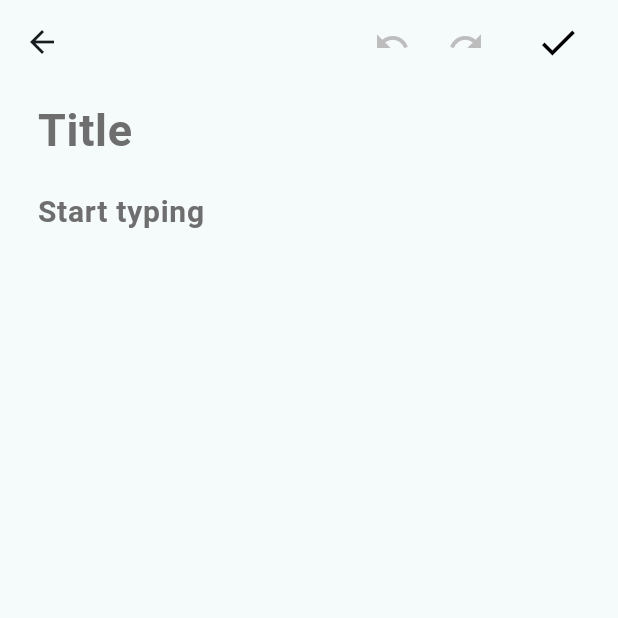
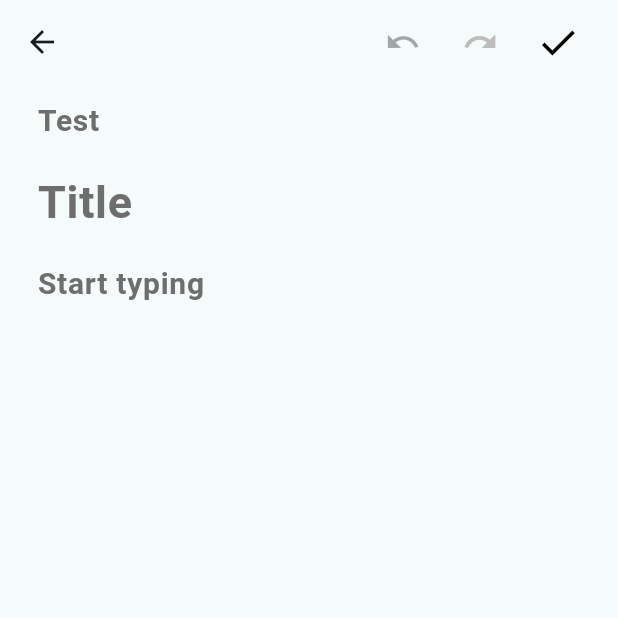
Before and after one commit to Cod3ddy/cod3ddy_pad, a Flutter app: the AddNoteScreen screen opened directly, on a phone screen of 412 x 824 dp, the top half of it. Run offline on Flutter 3.47's test engine with Material 2 defaults, Android fonts, the phone set to English and light mode, and no system bars; statements that could not run were skipped.

Commit message:
added custom testfield and button

```diff
--- /dev/null
+++ b/lib/components/button.dart
@@ -0,0 +1,42 @@
+import 'package:flutter/material.dart';
+
+class NoteHistoryButton extends StatelessWidget {
+  final UndoHistoryController undoController;
+  final Widget icon;
+  final ButtonStyle? enabledStyle;
+  final ButtonStyle? disabledStyle;
+  final Function()? onPressed;
+
+  const NoteHistoryButton({
+    required this.icon,
+    required this.undoController,
+    required this.enabledStyle,
+    required this.disabledStyle,
+    required this.onPressed,
+    super.key,
+  });
+
+  @override
+  Widget build(BuildContext context) {
+    return ValueListenableBuilder(
+      valueListenable: undoController,
+      builder: (context, value, child) {
+        return IconButton(
+            onPressed: onPressed,
+            icon: icon,
+            style: ButtonStyle(
+              iconColor: MaterialStateProperty.all(
+                (value.canUndo ? enabledStyle : disabledStyle) as Color?,
+              ),
+            ));
+      },
+    );
+  }
+
+  // TextStyle enabledStyle() {
+  //   return TextStyle();
+  // }
+  // TextStyle disabledStyle() {
+  //   return TextStyle();
+  // }
+}
--- /dev/null
+++ b/lib/components/textfield.dart
@@ -0,0 +1,42 @@
+import 'package:flutter/material.dart';
+import 'package:flutter/services.dart';
+
+class NoteTextField extends StatelessWidget {
+  final TextEditingController controller;
+  final FocusNode focusNode;
+  final UndoHistoryController undoController;
+  final InputDecoration? decoration;
+  final int? maxLines;
+  final TextStyle? textStyle;
+  final TextInputType? keyboardType;
+
+  const NoteTextField({
+    required this.controller,
+    required this.focusNode,
+    required this.undoController,
+    required this.decoration,
+    required this.maxLines,
+    required this.textStyle,
+    required this.keyboardType,
+    super.key,
+  });
+
+  // TextStyle? get enabledStyle => Theme.of(context).textTheme.bodyMedium;
+  // TextStyle? get disabledStyle =>
+  //     Theme.of(context).textTheme.bodyMedium?.copyWith(color: Colors.grey);
+
+  @override
+  Widget build(BuildContext context) {
+    return TextField(
+      maxLines: maxLines,
+      controller: controller,
+      undoController: undoController,
+      focusNode: focusNode,
+      cursorColor: const Color.fromRGBO(246, 185, 15, 1),
+      cursorRadius: const Radius.circular(10.0),
+      decoration: decoration,
+      style: textStyle,
+      keyboardType: keyboardType,
+    );
+  }
+}
--- a/lib/components/undo.dart
+++ /dev/null
@@ -1,18 +0,0 @@
-import 'package:flutter/material.dart';
-
-class UndoButton extends StatefulWidget {
-  const UndoButton({super.key});
-
-  @override
-  State<UndoButton> createState() => _UndoButtonState();
-}
-
-class _UndoButtonState extends State<UndoButton> {
-  @override
-  Widget build(BuildContext context) {
-    return const Icon(
-      Icons.undo,
-      color: Colors.grey,
-    );
-  }
-}
--- a/lib/screens/addnote.dart
+++ b/lib/screens/addnote.dart
@@ -1,3 +1,5 @@
+import 'package:cod3ddy_pad/components/button.dart';
+import 'package:cod3ddy_pad/components/textfield.dart';
 import 'package:flutter/material.dart';
 
 class AddNoteScreen extends StatefulWidget {
@@ -9,6 +11,12 @@ class AddNoteScreen extends StatefulWidget {
 
 class _AddNoteScreenState extends State<AddNoteScreen> {
   late TextEditingController title, content;
+  final FocusNode _focusNode = FocusNode();
+  final UndoHistoryController _undoController = UndoHistoryController();
+
+  get enabledStyle => null;
+
+  get disabledStyle => null;
 
   @override
   void initState() {
@@ -27,9 +35,12 @@ class _AddNoteScreenState extends State<AddNoteScreen> {
             SizedBox(
               width: MediaQuery.of(context).size.width * 0.4,
             ),
-            Icon(
-              Icons.undo,
-              color: Colors.grey.shade400,
+            NoteHistoryButton(
+              icon: const Icon(Icons.undo),
+              undoController: _undoController,
+              enabledStyle: enabledStyle,
+              disabledStyle: disabledStyle,
+              onPressed: _undoController.undo(),
             ),
             SizedBox(
               width: MediaQuery.of(context).size.width * 0.001,
@@ -92,6 +103,29 @@ class _AddNoteScreenState extends State<AddNoteScreen> {
       padding: const EdgeInsets.symmetric(horizontal: 25.0),
       child: Column(
         children: [
+          //testing
+          NoteTextField(
+            controller: title,
+            focusNode: _focusNode,
+            undoController: _undoController,
+            decoration: const InputDecoration(
+              hintText: 'Test',
+              hintStyle: TextStyle(
+                fontSize: 20.0,
+                fontWeight: FontWeight.w700,
+                color: Color.fromRGBO(110, 110, 110, 1),
+              ),
+              border: InputBorder.none,
+            ),
+            maxLines: null,
+            textStyle: TextStyle(
+              fontSize: 20.0,
+              fontWeight: FontWeight.w700,
+              color: Colors.grey.shade800,
+            ),
+            keyboardType: TextInputType.text,
+          ),
+          //end testing
           TextField(
             controller: title,
             cursorColor: const Color.fromRGBO(246, 185, 15, 1),
```
